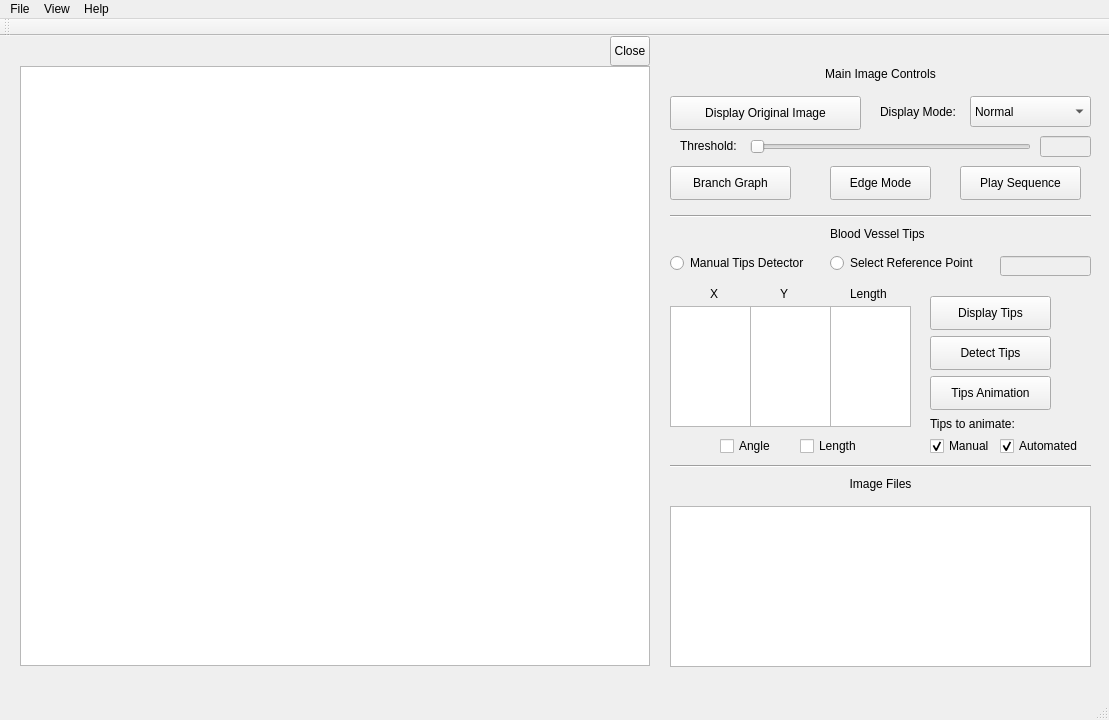
Above: mainwindow.ui from qchen2017/BloodVesselVisualization before the change. Below: the same form after it.
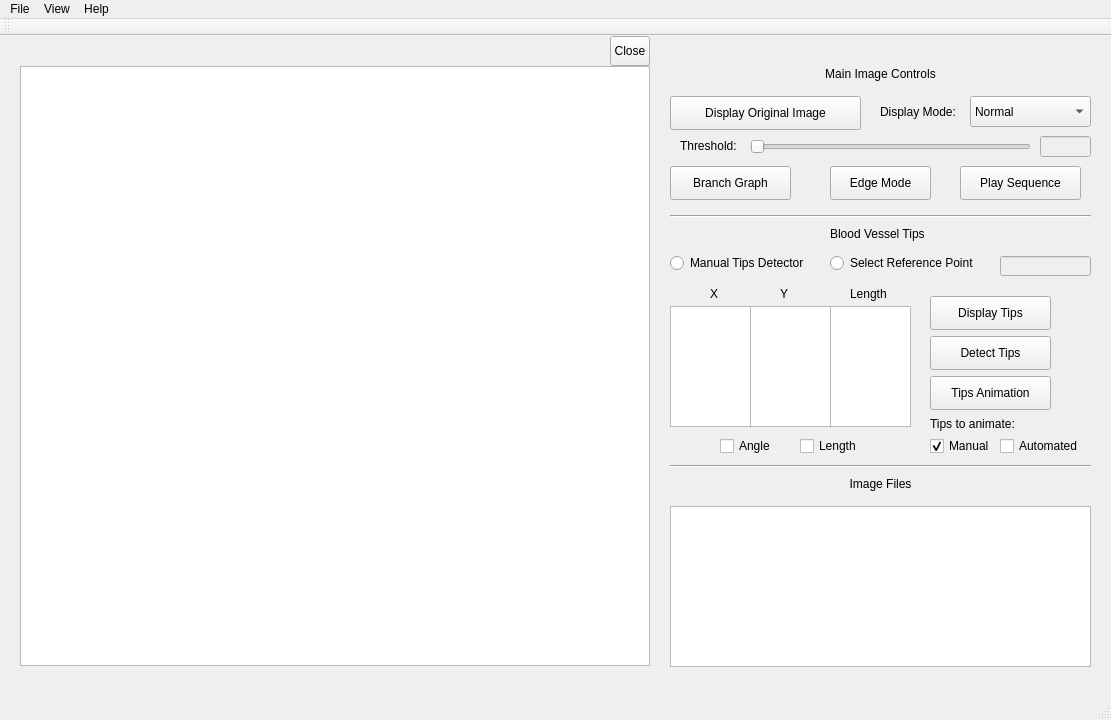
That is the form after the change.

Commit message: added checks so functions dont crash when colored images are uploaded

```diff
--- a/mainwindow.ui
+++ b/mainwindow.ui
@@ -6,7 +6,7 @@
    <rect>
     <x>0</x>
     <y>0</y>
-    <width>1109</width>
+    <width>1111</width>
     <height>720</height>
    </rect>
   </property>
@@ -359,7 +359,7 @@
      <string>Automated</string>
     </property>
     <property name="checked">
-     <bool>true</bool>
+     <bool>false</bool>
     </property>
    </widget>
    <widget class="QLabel" name="tips_checkboxes_label">
@@ -537,7 +537,7 @@
     <rect>
      <x>0</x>
      <y>0</y>
-     <width>1109</width>
+     <width>1111</width>
      <height>22</height>
     </rect>
    </property>
```
The commit also changes 2 other files.
